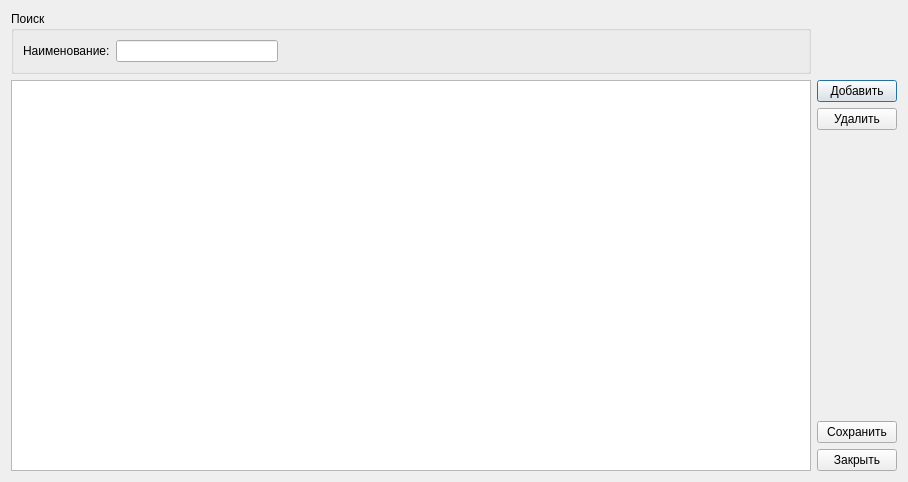
Before: the Qt Designer form RepairCenter/catworktypes.ui in Feo-d-oR/YARC, drawn with Qt 5.
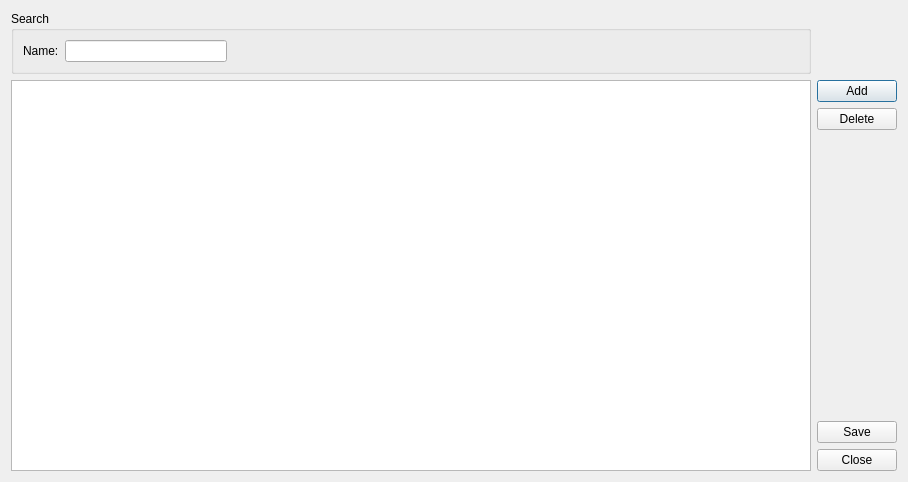
After: the same form once the commit is applied. Icons and pictures are not drawn.

Diff of the .ui file:
```diff
--- a/RepairCenter/catworktypes.ui
+++ b/RepairCenter/catworktypes.ui
@@ -21,7 +21,7 @@
    <item row="0" column="0">
     <widget class="QGroupBox" name="groupBox">
      <property name="title">
-      <string>Поиск</string>
+      <string>Search</string>
      </property>
      <layout class="QFormLayout" name="formLayout">
       <property name="labelAlignment">
@@ -30,7 +30,7 @@
       <item row="0" column="0">
        <widget class="QLabel" name="label">
         <property name="text">
-         <string>Наименование:</string>
+         <string>Name:</string>
         </property>
        </widget>
       </item>
@@ -65,7 +65,7 @@
      <item>
       <widget class="QPushButton" name="bAdd">
        <property name="text">
-        <string>Добавить</string>
+        <string>Add</string>
        </property>
        <property name="icon">
         <iconset>
@@ -77,7 +77,7 @@
      <item>
       <widget class="QPushButton" name="bDelete">
        <property name="text">
-        <string>Удалить</string>
+        <string>Delete</string>
        </property>
        <property name="icon">
         <iconset>
@@ -102,7 +102,7 @@
      <item>
       <widget class="QPushButton" name="bSave">
        <property name="text">
-        <string>Сохранить</string>
+        <string>Save</string>
        </property>
        <property name="icon">
         <iconset>
@@ -114,7 +114,7 @@
      <item>
       <widget class="QPushButton" name="bClose">
        <property name="text">
-        <string>Закрыть</string>
+        <string>Close</string>
        </property>
        <property name="icon">
         <iconset>
```
Left out of the diff: 2 changed lines with no effect on the pictures.
